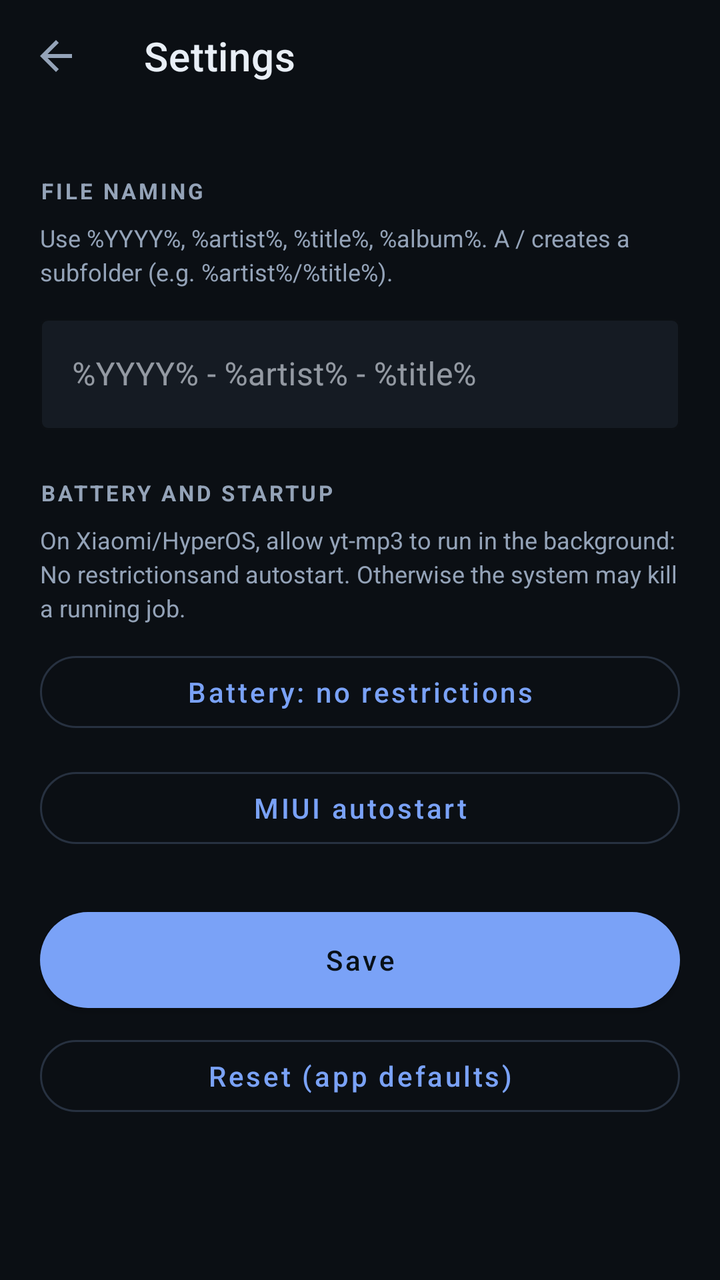
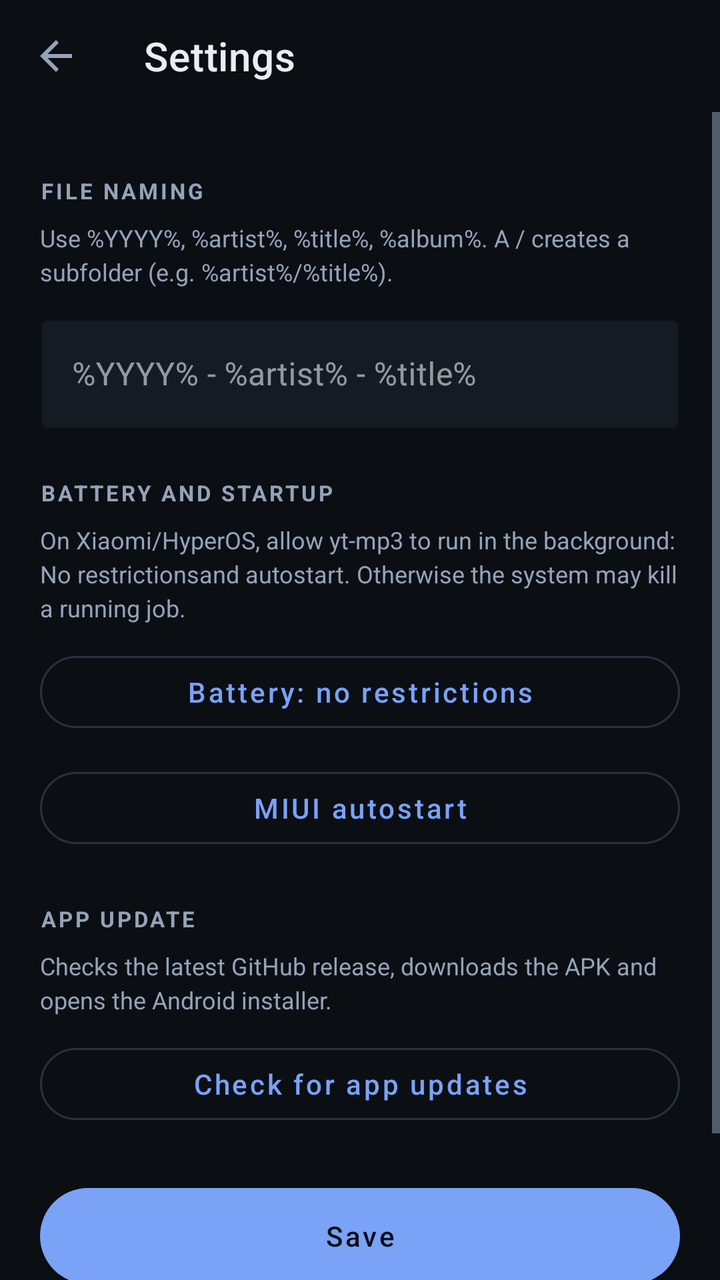

An Android layout rendered at two revisions. The XML below is the earlier revision; the diff shows what the commit changed to produce the second picture.
<!-- AndroidManifest.xml: application theme Theme.Ytm3 -->
<!-- res/layout/activity_settings.xml -->
<?xml version="1.0" encoding="utf-8"?>
<LinearLayout xmlns:android="http://schemas.android.com/apk/res/android"
    xmlns:app="http://schemas.android.com/apk/res-auto"
    android:layout_width="match_parent"
    android:layout_height="match_parent"
    android:background="@color/bg"
    android:orientation="vertical">

    <com.google.android.material.appbar.MaterialToolbar
        android:id="@+id/toolbar"
        android:layout_width="match_parent"
        android:layout_height="?attr/actionBarSize"
        android:background="@color/bg"
        app:navigationIcon="?attr/homeAsUpIndicator"
        app:title="@string/settings_title"
        app:titleTextColor="@color/on_surface" />

    <ScrollView
        android:layout_width="match_parent"
        android:layout_height="match_parent">

        <LinearLayout
            android:layout_width="match_parent"
            android:layout_height="wrap_content"
            android:orientation="vertical"
            android:paddingStart="20dp"
            android:paddingTop="8dp"
            android:paddingEnd="20dp"
            android:paddingBottom="24dp">

            <TextView
                android:layout_width="match_parent"
                android:layout_height="wrap_content"
                android:layout_marginTop="24dp"
                android:letterSpacing="0.12"
                android:text="@string/settings_rename_title"
                android:textColor="@color/muted"
                android:textSize="11sp"
                android:textStyle="bold"
                android:paddingBottom="8dp" />

            <TextView
                android:layout_width="match_parent"
                android:layout_height="wrap_content"
                android:layout_marginBottom="10dp"
                android:lineSpacingExtra="3dp"
                android:text="@string/settings_rename_help"
                android:textColor="@color/muted"
                android:textSize="12sp" />

            <com.google.android.material.textfield.TextInputLayout
                style="@style/Widget.MaterialComponents.TextInputLayout.OutlinedBox"
                android:layout_width="match_parent"
                android:layout_height="wrap_content"
                android:hint="@string/settings_rename_hint"
                app:boxBackgroundColor="@color/surface"
                app:boxStrokeColor="@color/primary"
                app:hintTextColor="@color/muted">

                <com.google.android.material.textfield.TextInputEditText
                    android:id="@+id/setPattern"
                    android:layout_width="match_parent"
                    android:layout_height="wrap_content"
                    android:inputType="text"
                    android:maxLines="2"
                    android:textColor="@color/on_surface" />
            </com.google.android.material.textfield.TextInputLayout>

            <TextView
                android:layout_width="match_parent"
                android:layout_height="wrap_content"
                android:layout_marginTop="24dp"
                android:letterSpacing="0.12"
                android:text="@string/settings_battery_title"
                android:textColor="@color/muted"
                android:textSize="11sp"
                android:textStyle="bold"
                android:paddingBottom="8dp" />

            <TextView
                android:layout_width="match_parent"
                android:layout_height="wrap_content"
                android:layout_marginBottom="10dp"
                android:lineSpacingExtra="3dp"
                android:text="@string/settings_battery_help"
                android:textColor="@color/muted"
                android:textSize="12sp" />

            <com.google.android.material.button.MaterialButton
                android:id="@+id/btnBatteryIgnore"
                style="@style/Widget.MaterialComponents.Button.OutlinedButton"
                android:layout_width="match_parent"
                android:layout_height="wrap_content"
                android:textAllCaps="false"
                android:text="@string/settings_battery_ignore"
                android:textColor="@color/primary"
                app:cornerRadius="26dp"
                app:strokeColor="@color/outline" />

            <com.google.android.material.button.MaterialButton
                android:id="@+id/btnBatteryAutostart"
                style="@style/Widget.MaterialComponents.Button.OutlinedButton"
                android:layout_width="match_parent"
                android:layout_height="wrap_content"
                android:layout_marginTop="10dp"
                android:textAllCaps="false"
                android:text="@string/settings_battery_autostart"
                android:textColor="@color/primary"
                app:cornerRadius="26dp"
                app:strokeColor="@color/outline" />

            <com.google.android.material.button.MaterialButton
        android:textAllCaps="false"
                android:id="@+id/btnSaveSettings"
                android:layout_width="match_parent"
                android:layout_height="wrap_content"
                android:layout_marginTop="28dp"
                android:insetTop="0dp"
                android:insetBottom="0dp"
                android:paddingTop="14dp"
                android:paddingBottom="14dp"
                android:text="@string/settings_save"
                android:textColor="@color/on_primary"
                app:backgroundTint="@color/primary"
                app:cornerRadius="26dp" />

            <com.google.android.material.button.MaterialButton
        android:textAllCaps="false"
                android:id="@+id/btnResetSettings"
                style="@style/Widget.MaterialComponents.Button.OutlinedButton"
                android:layout_width="match_parent"
                android:layout_height="wrap_content"
                android:layout_marginTop="10dp"
                android:text="@string/settings_reset"
                android:textColor="@color/primary"
                app:cornerRadius="26dp"
                app:strokeColor="@color/outline" />
        </LinearLayout>
    </ScrollView>
</LinearLayout>
<!-- resources referenced by this layout -->
<resources>
  <color name="bg">#0B0F14</color>
  <color name="muted">#94A3B8</color>
  <color name="on_primary">#081018</color>
  <color name="on_surface">#E8EEF6</color>
  <color name="outline">#273140</color>
  <color name="primary">#7AA2F7</color>
  <color name="surface">#151B23</color>
  <string name="settings_battery_autostart">MIUI autostart</string>
  <string name="settings_battery_help">On Xiaomi/HyperOS, allow yt-mp3 to run in the background: "No restrictions" and autostart. Otherwise the system may kill a running job.</string>
  <string name="settings_battery_ignore">Battery: no restrictions</string>
  <string name="settings_battery_title">BATTERY AND STARTUP</string>
  <string name="settings_rename_help">Use %YYYY%, %artist%, %title%, %album%. A / creates a subfolder (e.g. %artist%/%title%).</string>
  <string name="settings_rename_hint">%YYYY% - %artist% - %title%</string>
  <string name="settings_rename_title">FILE NAMING</string>
  <string name="settings_reset">Reset (app defaults)</string>
  <string name="settings_save">Save</string>
  <string name="settings_title">Settings</string>
  <style name="Theme.Ytm3" parent="Theme.MaterialComponents.NoActionBar">
          <item name="colorPrimary">@color/primary</item>
          <item name="colorPrimaryVariant">@color/primary</item>
          <item name="colorOnPrimary">@color/on_primary</item>
          <item name="colorSecondary">@color/primary</item>
          <item name="colorOnSecondary">@color/on_primary</item>
          <item name="colorSurface">@color/surface</item>
          <item name="colorOnSurface">@color/on_surface</item>
          <item name="colorError">@color/error</item>
          <item name="android:colorBackground">@color/bg</item>
          <item name="android:statusBarColor">@color/bg</item>
          <item name="android:navigationBarColor">@color/bg</item>
          <item name="android:windowLightStatusBar">false</item>
          <item name="android:windowLightNavigationBar">false</item>
          <item name="android:textColorPrimary">@color/on_surface</item>
          <item name="android:textColorSecondary">@color/muted</item>
      </style>
  <color name="error">#F07178</color>
</resources>

<!-- the commit's change to res/layout/activity_settings.xml (unified diff, before → after) -->
@@ -109,6 +109,46 @@
                 app:cornerRadius="26dp"
                 app:strokeColor="@color/outline" />
 
+            <TextView
+                android:layout_width="match_parent"
+                android:layout_height="wrap_content"
+                android:layout_marginTop="24dp"
+                android:letterSpacing="0.12"
+                android:text="@string/settings_update_title"
+                android:textColor="@color/muted"
+                android:textSize="11sp"
+                android:textStyle="bold"
+                android:paddingBottom="8dp" />
+
+            <TextView
+                android:layout_width="match_parent"
+                android:layout_height="wrap_content"
+                android:layout_marginBottom="10dp"
+                android:lineSpacingExtra="3dp"
+                android:text="@string/settings_update_help"
+                android:textColor="@color/muted"
+                android:textSize="12sp" />
+
+            <com.google.android.material.button.MaterialButton
+                android:id="@+id/btnUpdateApp"
+                style="@style/Widget.MaterialComponents.Button.OutlinedButton"
+                android:layout_width="match_parent"
+                android:layout_height="wrap_content"
+                android:textAllCaps="false"
+                android:text="@string/settings_update_check"
+                android:textColor="@color/primary"
+                app:cornerRadius="26dp"
+                app:strokeColor="@color/outline" />
+
+            <TextView
+                android:id="@+id/updateStatus"
+                android:layout_width="match_parent"
+                android:layout_height="wrap_content"
+                android:layout_marginTop="10dp"
+                android:textColor="@color/muted"
+                android:textSize="12sp"
+                android:visibility="gone" />
+
             <com.google.android.material.button.MaterialButton
         android:textAllCaps="false"
                 android:id="@+id/btnSaveSettings"
<!-- resource entries referenced after the edit -->
@@ -17,6 +17,9 @@
   <string name="settings_reset">Reset (app defaults)</string>
   <string name="settings_save">Save</string>
   <string name="settings_title">Settings</string>
+  <string name="settings_update_check">Check for app updates</string>
+  <string name="settings_update_help">Checks the latest GitHub release, downloads the APK and opens the Android installer.</string>
+  <string name="settings_update_title">APP UPDATE</string>
   <style name="Theme.Ytm3" parent="Theme.MaterialComponents.NoActionBar">
           <item name="colorPrimary">@color/primary</item>
           <item name="colorPrimaryVariant">@color/primary</item>
